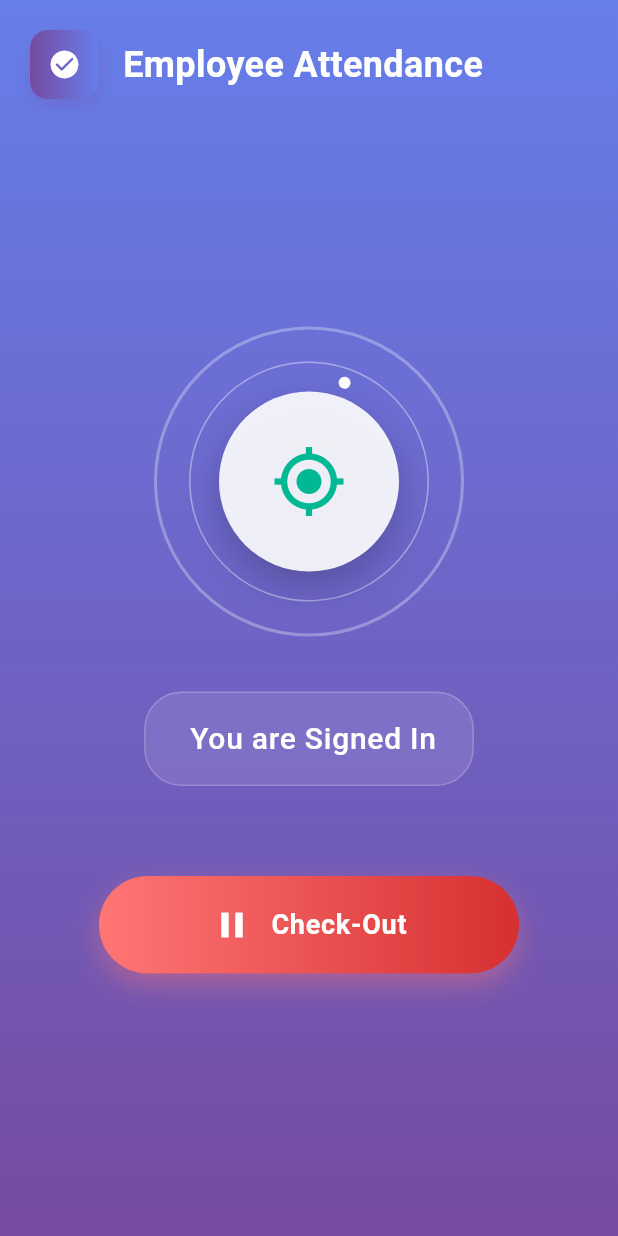
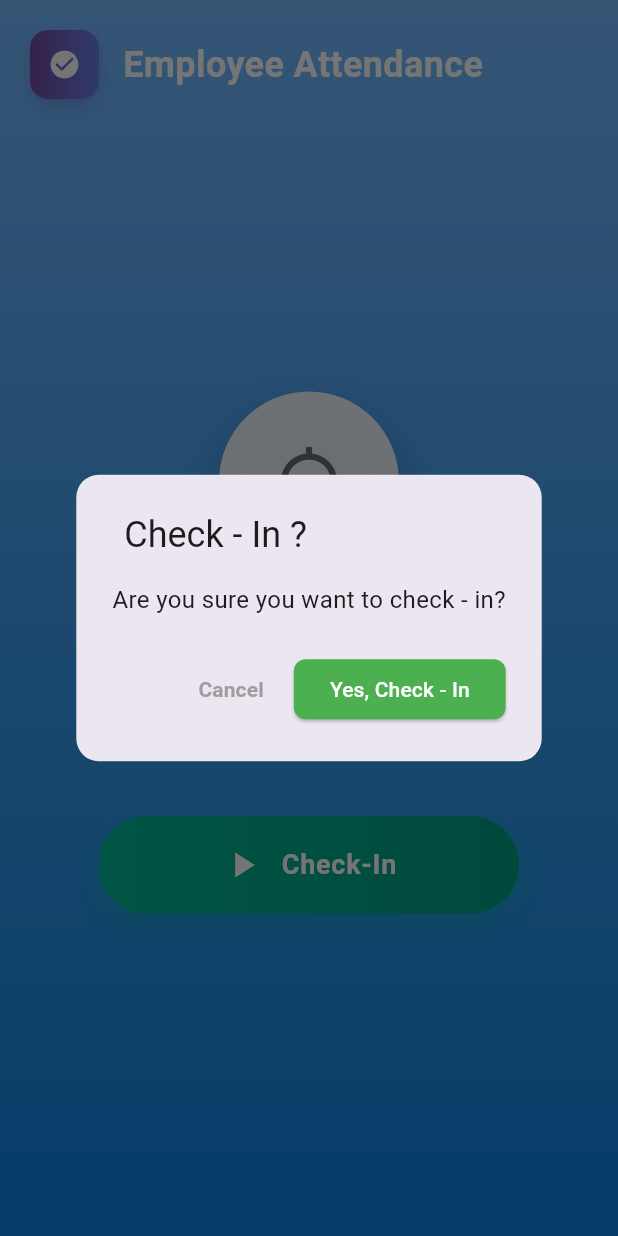
Before and after one commit to teambackoffice/field_sales_app, a Flutter app: the LocationTrackingPage screen opened directly, after a tap on "Check-In", on a phone screen of 412 x 824 dp. Run offline on Flutter 3.47's test engine with Material 3 defaults, Android fonts, the phone set to English and light mode, and no system bars.

```diff
--- a/lib/view/mainscreen/location_track/location_track.dart
+++ b/lib/view/mainscreen/location_track/location_track.dart
@@ -46,16 +46,86 @@ class _LocationTrackingPageState extends State<LocationTrackingPage>
   }
 
   void _startTracking() {
+    // First show confirmation dialog
+    showDialog(
+      context: context,
+      builder: (context) {
+        return AlertDialog(
+          shape: RoundedRectangleBorder(
+            borderRadius: BorderRadius.circular(15),
+          ),
+          title: Row(children: [SizedBox(width: 8), Text("Check - In ?")]),
+          content: Text(
+            "Are you sure you want to check - in?",
+            style: TextStyle(fontSize: 16),
+          ),
+          actions: [
+            TextButton(
+              onPressed: () => Navigator.pop(context),
+              child: Text(
+                "Cancel",
+                style: TextStyle(
+                  color: Colors.grey,
+                  fontWeight: FontWeight.bold,
+                ),
+              ),
+            ),
+            ElevatedButton(
+              onPressed: () {
                 setState(() {
                   _isTracking = true;
-      _trackingStatus = " You are Signed In";
+                  _trackingStatus = "You are Signed In";
                 });
                 _pulseController.repeat(reverse: true);
                 _rotationController.repeat();
                 print("Location tracking started");
+
+                Navigator.pop(context); // Close confirmation dialog
+              },
+              style: ElevatedButton.styleFrom(
+                backgroundColor: Colors.green,
+                shape: RoundedRectangleBorder(
+                  borderRadius: BorderRadius.circular(8),
+                ),
+              ),
+              child: Text(
+                "Yes, Check - In",
+                style: TextStyle(color: Colors.white),
+              ),
+            ),
+          ],
+        );
+      },
+    );
   }
 
   void _stopTracking() {
+    // First show confirmation dialog
+    showDialog(
+      context: context,
+      builder: (context) {
+        return AlertDialog(
+          shape: RoundedRectangleBorder(
+            borderRadius: BorderRadius.circular(15),
+          ),
+          title: Row(children: [SizedBox(width: 8), Text("Check - Out ?")]),
+          content: Text(
+            "Are you sure you want to check - out?",
+            style: TextStyle(fontSize: 16),
+          ),
+          actions: [
+            TextButton(
+              onPressed: () => Navigator.pop(context),
+              child: Text(
+                "Cancel",
+                style: TextStyle(
+                  color: Colors.grey,
+                  fontWeight: FontWeight.bold,
+                ),
+              ),
+            ),
+            ElevatedButton(
+              onPressed: () {
                 setState(() {
                   _isTracking = false;
                   _trackingStatus = "Signed Out";
@@ -63,6 +133,24 @@ class _LocationTrackingPageState extends State<LocationTrackingPage>
                 _pulseController.stop();
                 _rotationController.stop();
                 print("Location tracking stopped");
+
+                Navigator.pop(context); // Close confirmation dialog
+              },
+              style: ElevatedButton.styleFrom(
+                backgroundColor: Colors.green,
+                shape: RoundedRectangleBorder(
+                  borderRadius: BorderRadius.circular(8),
+                ),
+              ),
+              child: Text(
+                "Yes, Check - Out",
+                style: TextStyle(color: Colors.white),
+              ),
+            ),
+          ],
+        );
+      },
+    );
   }
 
   @override
```
Lines whose indentation alone changed are shown as unchanged.
